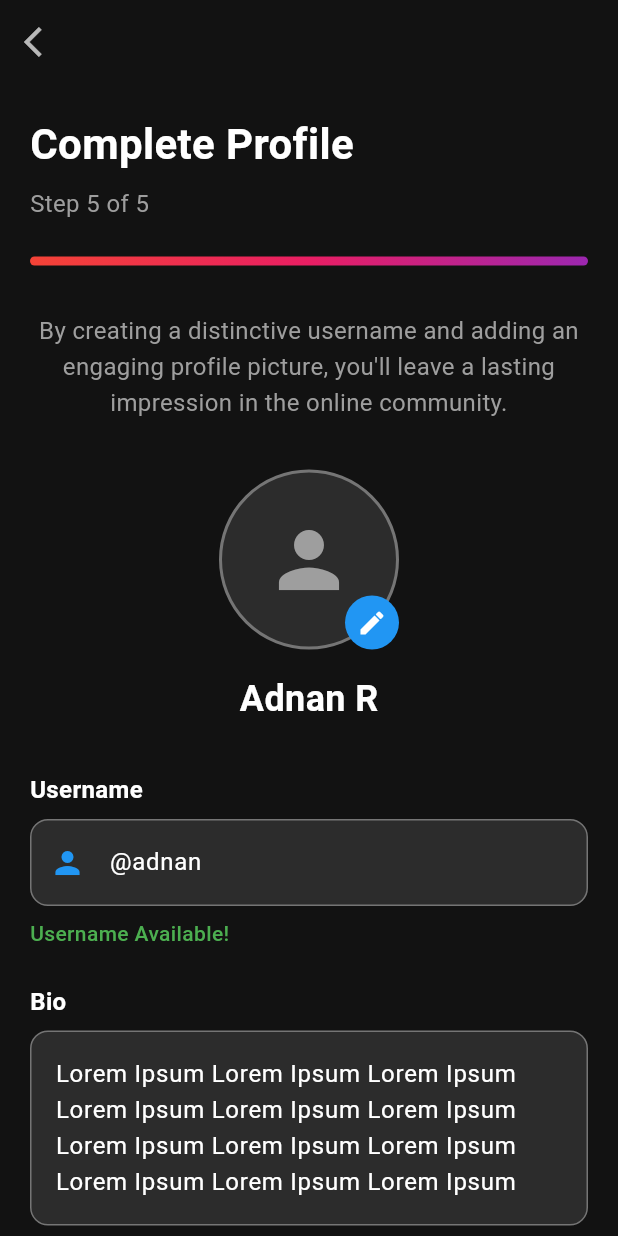
After one commit to alinajfi/sports_app, a Flutter app: the CompleteProfileScreen screen opened directly, on a phone screen of 412 x 824 dp. The commit adds this screen. Run offline on Flutter 3.47's test engine with Material 3 defaults, Android fonts, the phone set to English and light mode, and no system bars; our stand-ins replace camera, fluttertoast, get, image_picker, share_plus, shared_preferences and 2 more; missing offline and left inert: flutter_barcode_scanner_plus, photofilters; accounts and stored records are empty.

Commit message:
initial signup flow

```diff
--- a/lib/routes/app_routes.dart
+++ b/lib/routes/app_routes.dart
@@ -38,19 +38,20 @@ import 'package:prime_social_media_flutter_ui_kit/views/profile/options/options_
 import 'package:prime_social_media_flutter_ui_kit/views/profile/options/qr_code_view.dart';
 import 'package:prime_social_media_flutter_ui_kit/views/profile/options/settings_view.dart';
 import 'package:prime_social_media_flutter_ui_kit/views/reels/reels_view.dart';
-import 'package:prime_social_media_flutter_ui_kit/views/signup/sign_up_view.dart';
+import 'package:prime_social_media_flutter_ui_kit/views/signup/pages/sign_up_page.dart';
 import 'package:prime_social_media_flutter_ui_kit/views/welcome/welcome_view.dart';
 import 'package:prime_social_media_flutter_ui_kit/views/widget/home/reels_play_full_view.dart';
 import '../views/home/messages/video_call/video_call_view.dart';
 import '../views/home/options/story/story_view.dart';
 import '../views/login/login_view.dart';
+import '../views/signup/sign_up_screen.dart';
 import '../views/splash/splash_view.dart';
 import '../views/user_profile/user_profile.dart';
 
 class AppRoutes {
   static const String splashView = "/splash_view";
   static const String loginView = "/login_view";
-  static const String signUpView = "/sign_up_view";
+  static const String signUpView = "/sign_up_screen";
   static const String yourAccountView = "/your_account_view";
   static const String codeConfirmationView = "/code_confirmation_view";
   static const String resetPasswordView = "/reset_password_view";
@@ -99,7 +100,7 @@ class AppRoutes {
   static List<GetPage> pages = [
     GetPage(name: splashView, page: () => SplashView()),
     GetPage(name: loginView, page: () => LoginView()),
-    GetPage(name: signUpView, page: () => SignUpView()),
+    GetPage(name: signUpView, page: () => SignUpScreen()),
     GetPage(name: yourAccountView, page: () => YourAccountView()),
     GetPage(name: codeConfirmationView, page: () => CodeConfirmationView()),
     GetPage(name: resetPasswordView, page: () => ResetPasswordView()),
--- a/lib/views/login/login_view.dart
+++ b/lib/views/login/login_view.dart
@@ -162,15 +162,12 @@ class LoginView extends StatelessWidget {
             ),
             AppButton(
               onPressed: () async {
-                // await AuthService()
-                //     .loginUser(email: "ali@gmail.com", password: "12345678");
-
                 if (loginController.loginField1Controller.text.isEmpty ||
                     loginController.password.value.isEmpty) {
                   loginController.isButtonTapped.value = true;
                 } else {
                   loginController.isButtonTapped.value = false;
-                  //  Get.toNamed(AppRoutes.welcomeView);
+                  Get.toNamed(AppRoutes.welcomeView);
                 }
               },
               text: AppString.buttonTextLogIn,
--- /dev/null
+++ b/lib/views/signup/pages/complete_user_profile_page.dart
@@ -0,0 +1,339 @@
+import 'package:flutter/material.dart';
+
+class CompleteProfileScreen extends StatefulWidget {
+  const CompleteProfileScreen({Key? key}) : super(key: key);
+
+  @override
+  State<CompleteProfileScreen> createState() => _CompleteProfileScreenState();
+}
+
+class _CompleteProfileScreenState extends State<CompleteProfileScreen> {
+  final TextEditingController _usernameController =
+      TextEditingController(text: '@adnan');
+  final TextEditingController _bioController = TextEditingController(
+    text:
+        'Lorem Ipsum Lorem Ipsum Lorem Ipsum Lorem Ipsum Lorem Ipsum Lorem Ipsum Lorem Ipsum Lorem Ipsum Lorem Ipsum Lorem Ipsum Lorem Ipsum Lorem Ipsum',
+  );
+  final TextEditingController _affiliateController =
+      TextEditingController(text: '223876F2');
+
+  bool _isUsernameAvailable = true;
+  String _profileName = 'Adnan R';
+
+  @override
+  void dispose() {
+    _usernameController.dispose();
+    _bioController.dispose();
+    _affiliateController.dispose();
+    super.dispose();
+  }
+
+  void _checkUsernameAvailability(String username) {
+    setState(() {
+      _isUsernameAvailable = username.isNotEmpty && username != '@taken';
+    });
+  }
+
+  void _pickProfileImage() {
+    // Handle profile image selection
+    print('Pick profile image');
+  }
+
+  @override
+  Widget build(BuildContext context) {
+    return Scaffold(
+      backgroundColor: const Color(0xFF121212), // Dark background
+      appBar: AppBar(
+        backgroundColor: Colors.transparent,
+        elevation: 0,
+        leading: IconButton(
+          icon: const Icon(Icons.arrow_back_ios, color: Colors.white70),
+          onPressed: () => Navigator.of(context).pop(),
+        ),
+      ),
+      body: SingleChildScrollView(
+        padding: const EdgeInsets.all(20.0),
+        child: Column(
+          crossAxisAlignment: CrossAxisAlignment.start,
+          children: [
+            // Header
+            const Text(
+              'Complete Profile',
+              style: TextStyle(
+                fontSize: 28,
+                fontWeight: FontWeight.bold,
+                color: Colors.white,
+              ),
+            ),
+            const SizedBox(height: 8),
+            const Text(
+              'Step 5 of 5',
+              style: TextStyle(
+                fontSize: 16,
+                color: Colors.grey,
+              ),
+            ),
+            const SizedBox(height: 24),
+
+            // Progress Bar
+            Container(
+              height: 6,
+              decoration: BoxDecoration(
+                borderRadius: BorderRadius.circular(3),
+                gradient: const LinearGradient(
+                  colors: [Colors.red, Colors.pink, Colors.purple],
+                  stops: [0.0, 0.5, 1.0],
+                ),
+              ),
+            ),
+            const SizedBox(height: 32),
+
+            // Description Text
+            const Text(
+              'By creating a distinctive username and adding an engaging profile picture, you\'ll leave a lasting impression in the online community.',
+              textAlign: TextAlign.center,
+              style: TextStyle(
+                fontSize: 16,
+                color: Colors.grey,
+                height: 1.5,
+              ),
+            ),
+            const SizedBox(height: 32),
+
+            // Profile Picture Section
+            Center(
+              child: Stack(
+                children: [
+                  Container(
+                    width: 120,
+                    height: 120,
+                    decoration: BoxDecoration(
+                      shape: BoxShape.circle,
+                      color: const Color(0xFF2C2C2C),
+                      border: Border.all(
+                        color: Colors.grey[600]!,
+                        width: 2,
+                      ),
+                    ),
+                    child: const Icon(
+                      Icons.person,
+                      size: 60,
+                      color: Colors.grey,
+                    ),
+                  ),
+                  Positioned(
+                    bottom: 0,
+                    right: 0,
+                    child: GestureDetector(
+                      onTap: _pickProfileImage,
+                      child: Container(
+                        width: 36,
+                        height: 36,
+                        decoration: const BoxDecoration(
+                          color: Colors.blue,
+                          shape: BoxShape.circle,
+                        ),
+                        child: const Icon(
+                          Icons.edit,
+                          color: Colors.white,
+                          size: 20,
+                        ),
+                      ),
+                    ),
+                  ),
+                ],
+              ),
+            ),
+            const SizedBox(height: 16),
+
+            // Profile Name
+            Center(
+              child: Text(
+                _profileName,
+                style: const TextStyle(
+                  fontSize: 24,
+                  fontWeight: FontWeight.bold,
+                  color: Colors.white,
+                ),
+              ),
+            ),
+            const SizedBox(height: 32),
+
+            // Username Section
+            const Text(
+              'Username',
+              style: TextStyle(
+                fontSize: 16,
+                fontWeight: FontWeight.w600,
+                color: Colors.white,
+              ),
+            ),
+            const SizedBox(height: 8),
+            Container(
+              decoration: BoxDecoration(
+                color: const Color(0xFF2C2C2C),
+                borderRadius: BorderRadius.circular(12),
+                border: Border.all(
+                  color: _isUsernameAvailable ? Colors.grey[600]! : Colors.red,
+                  width: 1,
+                ),
+              ),
+              child: TextField(
+                controller: _usernameController,
+                style: const TextStyle(
+                  fontSize: 16,
+                  color: Colors.white,
+                ),
+                decoration: InputDecoration(
+                  contentPadding: const EdgeInsets.symmetric(
+                    horizontal: 16,
+                    vertical: 16,
+                  ),
+                  border: InputBorder.none,
+                  prefixIcon: const Icon(
+                    Icons.person,
+                    color: Colors.blue,
+                  ),
+                  hintText: '@username',
+                  hintStyle: TextStyle(
+                    color: Colors.grey[500],
+                  ),
+                ),
+                onChanged: _checkUsernameAvailability,
+              ),
+            ),
+            const SizedBox(height: 8),
+            Text(
+              _isUsernameAvailable
+                  ? 'Username Available!'
+                  : 'Username not available',
+              style: TextStyle(
+                fontSize: 14,
+                color: _isUsernameAvailable ? Colors.green : Colors.red,
+                fontWeight: FontWeight.w500,
+              ),
+            ),
+            const SizedBox(height: 24),
+
+            // Bio Section
+            const Text(
+              'Bio',
+              style: TextStyle(
+                fontSize: 16,
+                fontWeight: FontWeight.w600,
+                color: Colors.white,
+              ),
+            ),
+            const SizedBox(height: 8),
+            Container(
+              decoration: BoxDecoration(
+                color: const Color(0xFF2C2C2C),
+                borderRadius: BorderRadius.circular(12),
+                border: Border.all(
+                  color: Colors.grey[600]!,
+                  width: 1,
+                ),
+              ),
+              child: TextField(
+                controller: _bioController,
+                maxLines: 4,
+                style: const TextStyle(
+                  fontSize: 16,
+                  color: Colors.white,
+                ),
+                decoration: InputDecoration(
+                  contentPadding: const EdgeInsets.all(16),
+                  border: InputBorder.none,
+                  hintText: 'Tell us about yourself...',
+                  hintStyle: TextStyle(
+                    color: Colors.grey[500],
+                  ),
+                ),
+              ),
+            ),
+            const SizedBox(height: 24),
+
+            // Affiliate Code Section
+            const Text(
+              'Affiliate Code (If provided by an agent)',
+              style: TextStyle(
+                fontSize: 16,
+                fontWeight: FontWeight.w600,
+                color: Colors.white,
+              ),
+            ),
+            const SizedBox(height: 8),
+            Container(
+              decoration: BoxDecoration(
+                color: const Color(0xFF2C2C2C),
+                borderRadius: BorderRadius.circular(12),
+                border: Border.all(
+                  color: Colors.grey[600]!,
+                  width: 1,
+                ),
+              ),
+              child: TextField(
+                controller: _affiliateController,
+                style: const TextStyle(
+                  fontSize: 16,
+                  color: Colors.white,
+                ),
+                decoration: InputDecoration(
+                  contentPadding: const EdgeInsets.symmetric(
+                    horizontal: 16,
+                    vertical: 16,
+                  ),
+                  border: InputBorder.none,
+                  prefixIcon: const Icon(
+                    Icons.person,
+                    color: Colors.blue,
+                  ),
+                  hintText: 'Enter affiliate code',
+                  hintStyle: TextStyle(
+                    color: Colors.grey[500],
+                  ),
+                ),
+              ),
+            ),
+            const SizedBox(height: 40),
+
+            // Create Profile Button
+            Container(
+              width: double.infinity,
+              height: 56,
+              child: ElevatedButton(
+                onPressed: () {
+                  // Handle profile creation
+                  final profileData = {
+                    'username': _usernameController.text,
+                    'bio': _bioController.text,
+                    'affiliateCode': _affiliateController.text,
+                    'profileName': _profileName,
+                  };
+                  print('Profile data: $profileData');
+                  // Add your profile creation logic here
+                },
+                style: ElevatedButton.styleFrom(
+                  backgroundColor: Colors.red,
+                  shape: RoundedRectangleBorder(
+                    borderRadius: BorderRadius.circular(28),
+                  ),
+                  elevation: 0,
+                ),
+                child: const Text(
+                  'Create Profile',
+                  style: TextStyle(
+                    fontSize: 18,
+                    fontWeight: FontWeight.w600,
+                    color: Colors.white,
+                  ),
+                ),
+              ),
+            ),
+            const SizedBox(height: 30),
+          ],
+        ),
+      ),
+    );
+  }
+}
```
Also changed, not shown: lib/views/signup/pages/otp_page.dart (added, +262 -0 lines), lib/views/signup/pages/sign_up_page.dart (renamed from lib/views/signup/sign_up_view.dart, +8 -8 lines), lib/views/signup/sign_up_screen.dart (added, +38 -0 lines), 1 other file.
